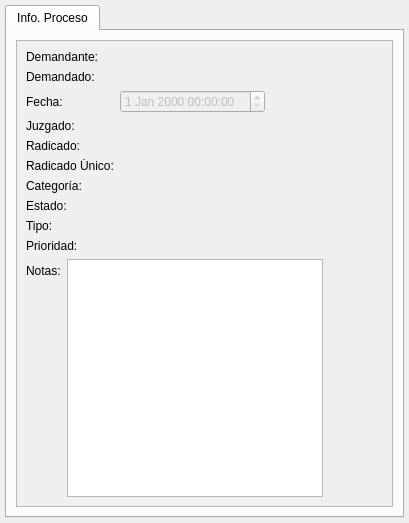
Qt form AbogadosDesktop/src/gui/ui/verProceso.ui (ehmsoft/Desktop) before a commit.
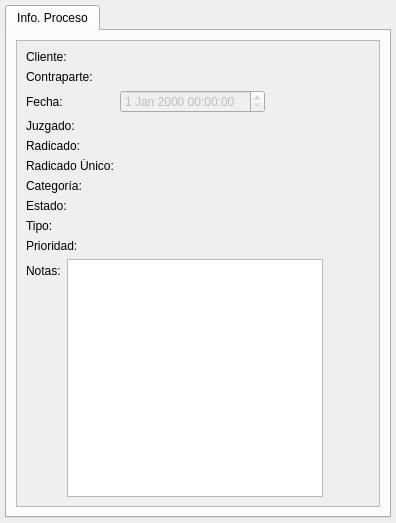
The same form after that commit.

The edit to the form file:
```diff
--- a/AbogadosDesktop/src/gui/ui/verProceso.ui
+++ b/AbogadosDesktop/src/gui/ui/verProceso.ui
@@ -6,7 +6,7 @@
    <rect>
     <x>0</x>
     <y>0</y>
-    <width>409</width>
+    <width>396</width>
     <height>523</height>
    </rect>
   </property>
@@ -73,7 +73,7 @@
            <rect>
             <x>0</x>
             <y>0</y>
-            <width>351</width>
+            <width>348</width>
             <height>455</height>
            </rect>
           </property>
@@ -101,7 +101,7 @@
                 </sizepolicy>
                </property>
                <property name="text">
-                <string>Demandante:</string>
+                <string>Cliente:</string>
                </property>
               </widget>
              </item>
@@ -127,7 +127,7 @@
                 </sizepolicy>
                </property>
                <property name="text">
-                <string>Demandado:</string>
+                <string>Contraparte:</string>
                </property>
               </widget>
              </item>
```
Left out of the diff: 8 changed lines with no effect on the pictures.
